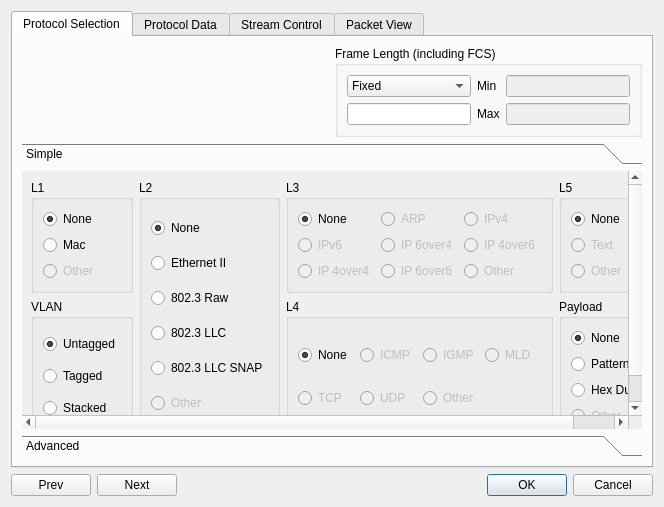
This is client/streamconfigdialog.ui in tym0roman/ostinato as Qt 5 draws it before an edit. The edited form follows.
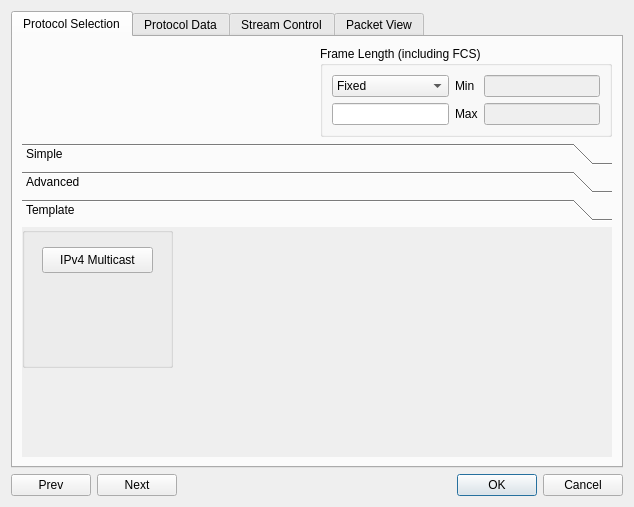
This is the edited form. Icons and pictures are not drawn. Custom widgets are drawn as their Qt base class.

```diff
--- a/client/streamconfigdialog.ui
+++ b/client/streamconfigdialog.ui
@@ -9,7 +9,7 @@
    <rect>
     <x>0</x>
     <y>0</y>
-    <width>664</width>
+    <width>634</width>
     <height>507</height>
    </rect>
   </property>
@@ -141,15 +141,15 @@
        <item row="1" column="0" colspan="2">
         <widget class="QToolBox" name="tbSelectProtocols">
          <property name="currentIndex">
-          <number>0</number>
+          <number>2</number>
          </property>
          <widget class="QWidget" name="page">
           <property name="geometry">
            <rect>
             <x>0</x>
             <y>0</y>
-            <width>765</width>
-            <height>280</height>
+            <width>665</width>
+            <height>275</height>
            </rect>
           </property>
           <attribute name="label">
@@ -755,6 +755,37 @@
            </item>
           </layout>
          </widget>
+         <widget class="QWidget" name="page_3">
+          <attribute name="label">
+           <string>Template</string>
+          </attribute>
+          <widget class="QGroupBox" name="groupBox">
+           <property name="geometry">
+            <rect>
+             <x>0</x>
+             <y>0</y>
+             <width>151</width>
+             <height>141</height>
+            </rect>
+           </property>
+           <property name="title">
+            <string/>
+           </property>
+           <widget class="QPushButton" name="pbIpv4Mylticast">
+            <property name="geometry">
+             <rect>
+              <x>20</x>
+              <y>20</y>
+              <width>111</width>
+              <height>26</height>
+             </rect>
+            </property>
+            <property name="text">
+             <string>IPv4 Multicast</string>
+            </property>
+           </widget>
+          </widget>
+         </widget>
         </widget>
        </item>
       </layout>
```
Left out of the diff: 92 changed lines with no effect on the pictures.
